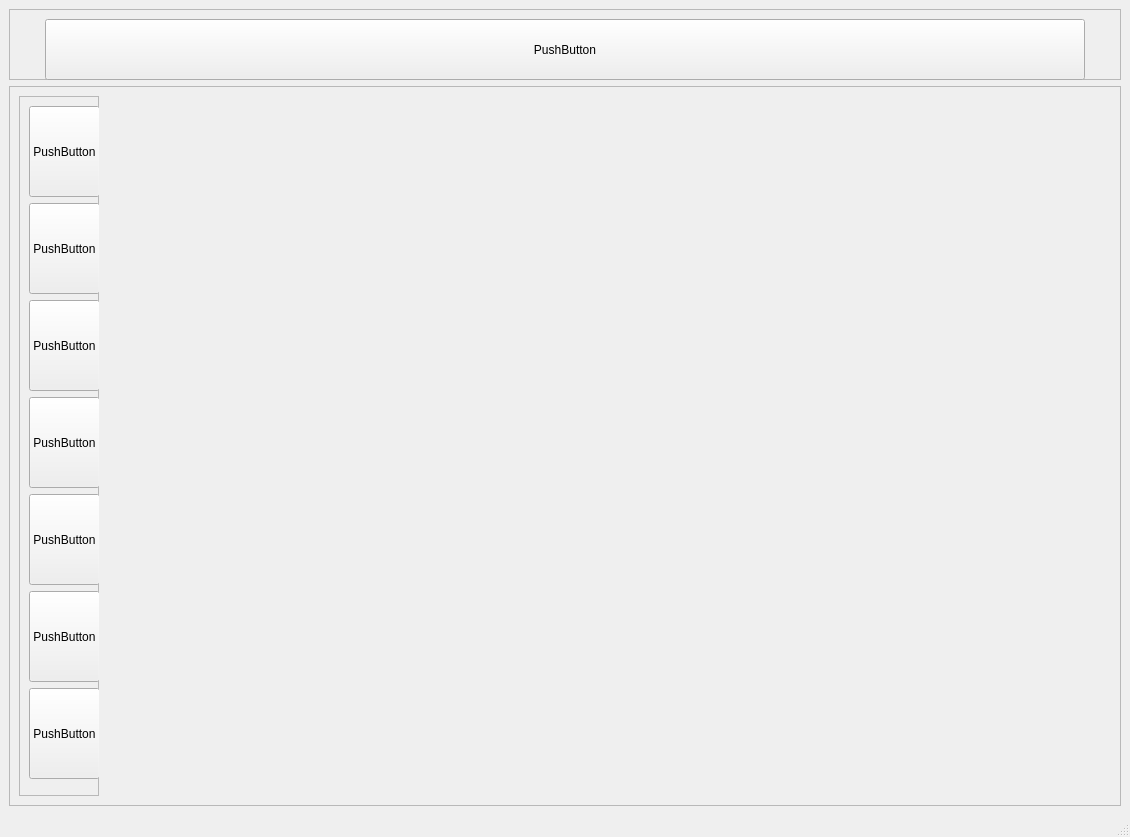
Above: client/main/mainpage.ui from sharpscar/ok_corp before the change. Below: the same form after it.
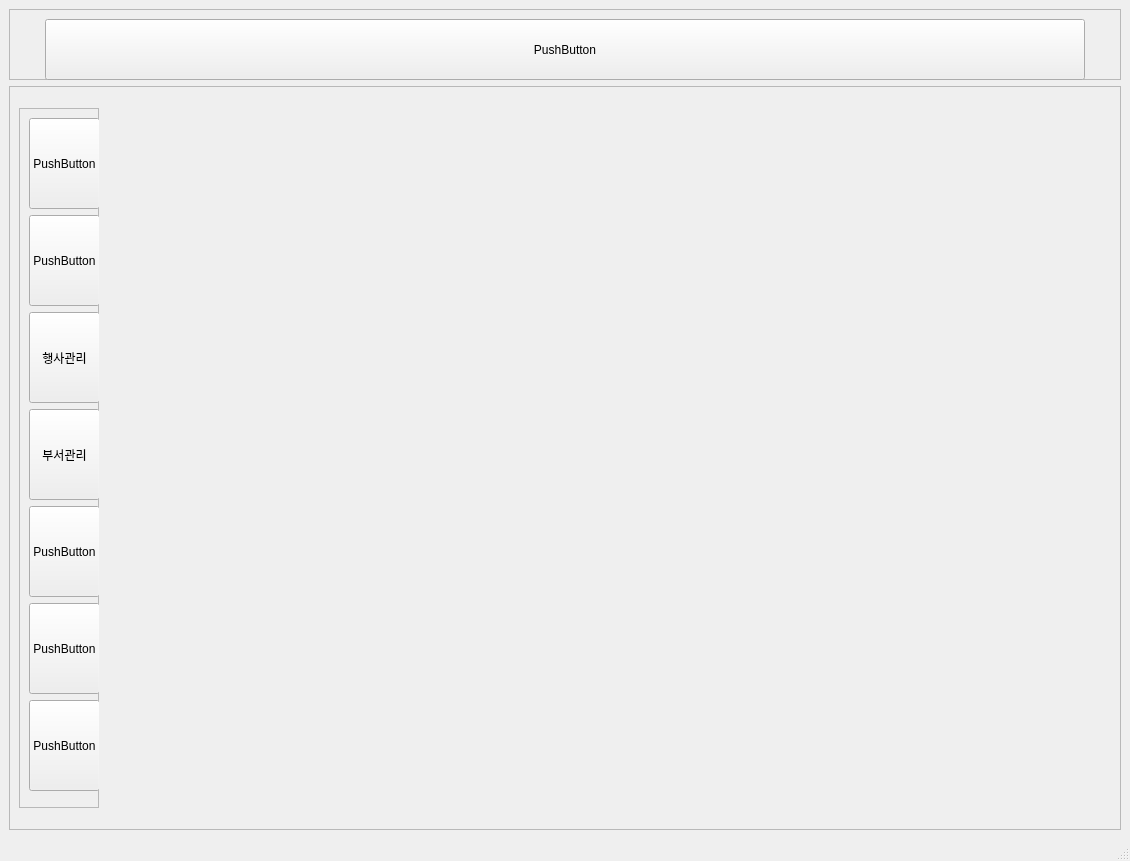
That is the form after the change.

```diff
--- a/client/main/mainpage.ui
+++ b/client/main/mainpage.ui
@@ -7,7 +7,7 @@
     <x>0</x>
     <y>0</y>
     <width>1130</width>
-    <height>836</height>
+    <height>861</height>
    </rect>
   </property>
   <property name="windowTitle">
@@ -177,7 +177,7 @@
              </size>
             </property>
             <property name="text">
-             <string>PushButton</string>
+             <string>행사관리</string>
             </property>
            </widget>
           </item>
@@ -202,7 +202,7 @@
              </size>
             </property>
             <property name="text">
-             <string>PushButton</string>
+             <string>부서관리</string>
             </property>
            </widget>
           </item>
```
